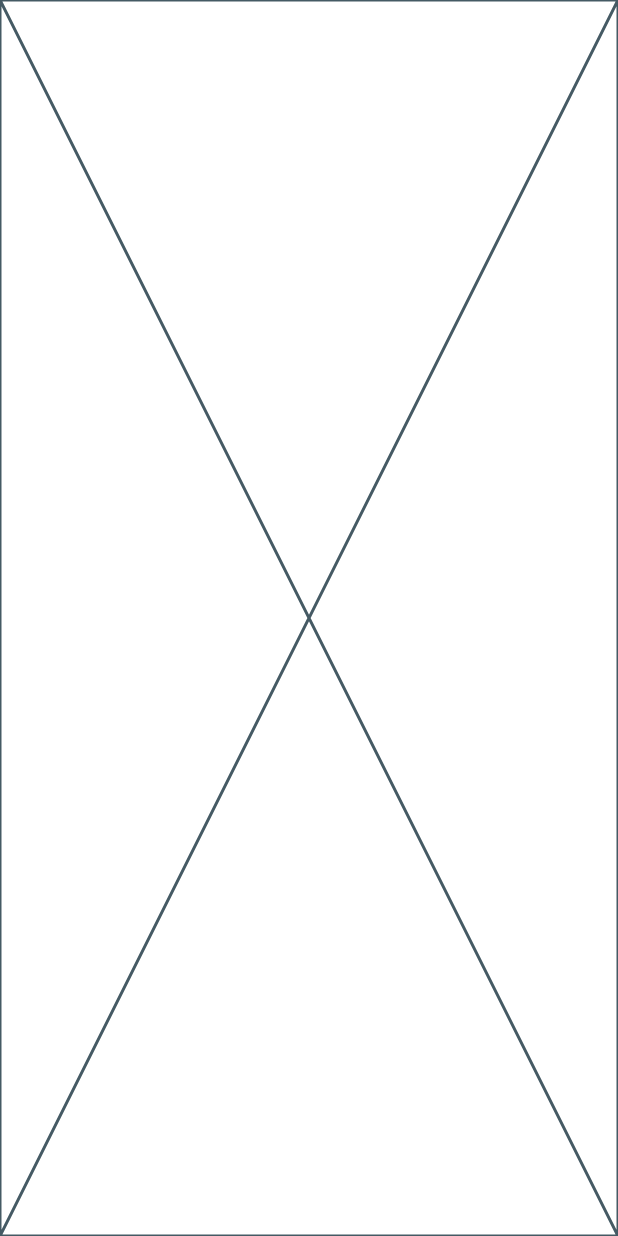
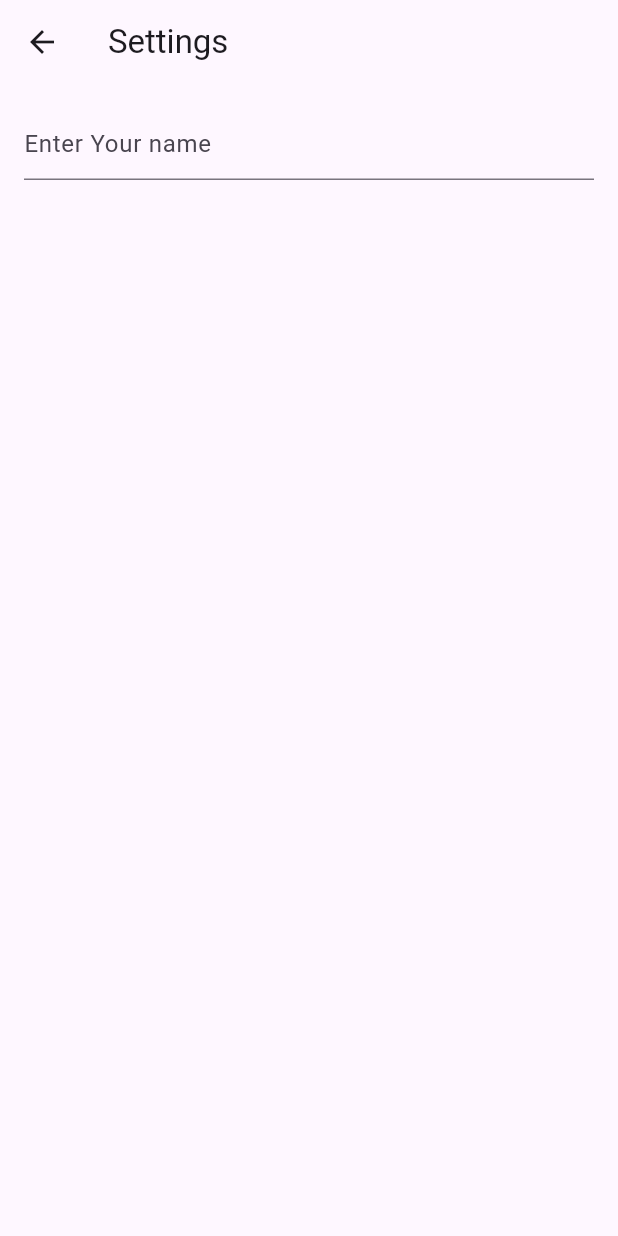
Before and after one commit to ChrisAldous/flutterCourse, a Flutter app: the screen it shows after launch, after a tap on "Select", on a phone screen of 412 x 824 dp. Run offline on Flutter 3.47's test engine with Material 3 defaults, Android fonts, the phone set to English and light mode, and no system bars.

Commit message:
Learned about Futures and the async and await keywords. I am starting to add functionality to the settings Screen to utilize the Future types.

```diff
--- /dev/null
+++ b/data/sp_helper.dart
@@ -0,0 +1,29 @@
+import 'package:flutter/material.dart';
+import 'package:shared_preferences/shared_preferences.dart';
+
+class SpHelper {
+  static const keyName = 'name';
+  static const keyImage = 'image';
+
+  Future<bool> setSettings(String name, String image) async {
+    try {
+      final SharedPreferences pref = await SharedPreferences.getInstance();
+      await pref.setString(keyName, name);
+      await pref.setString(keyImage, image);
+      return true;
+    } on Exception catch (_) {
+      return false;
+    }
+  }
+
+  Future<Map<String, String>> getSettings() async {
+    final SharedPreferences prefs = await SharedPreferences.getInstance();
+    final String name = await prefs.getString(keyName) ?? '';
+    final String image = await prefs.getString(keyImage) ?? '';
+    try {
+      return {keyName: name, keyImage: image};
+    } on Exception catch (_) {
+      return {};
+    }
+  }
+}
--- a/lib/screens/settings_screen.dart
+++ b/lib/screens/settings_screen.dart
@@ -8,8 +8,24 @@ class SettingsScreen extends StatefulWidget {
 }
 
 class _SettingsScreenState extends State<SettingsScreen> {
+  final TextEditingController txtName = TextEditingController();
   @override
   Widget build(BuildContext context) {
-    return const Placeholder();
+    return Scaffold(
+      appBar: AppBar(title: Text("Settings")),
+      body:
+        Padding(
+          padding: const EdgeInsets.all(16.0),
+          child: Column(
+            children: [
+              TextField(
+                controller: txtName,
+                decoration: InputDecoration(
+                  hintText: "Enter Your name"
+                  ),
+              )
+            ]),
+        ),
+    );
   }
 }
```
